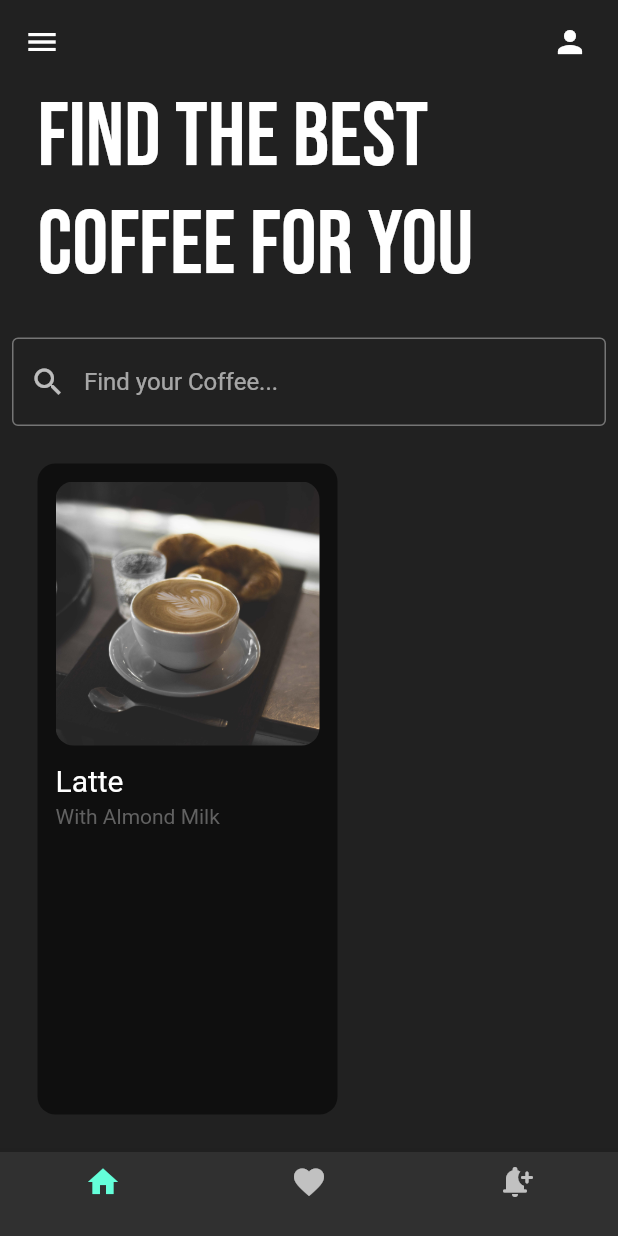
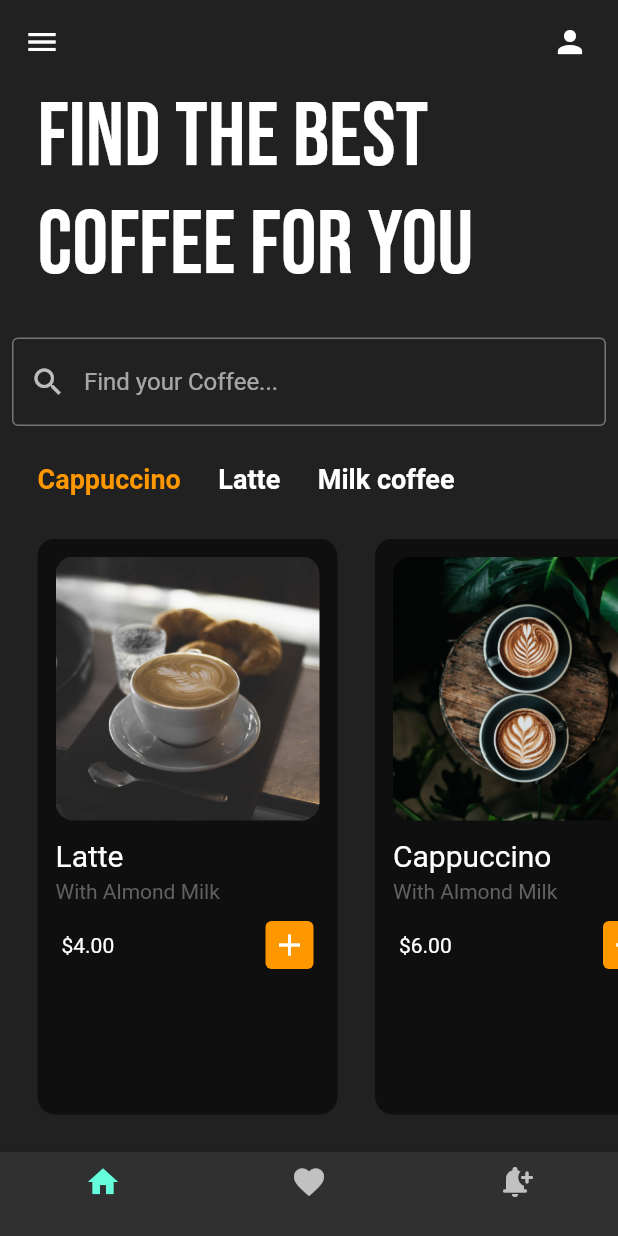
Before and after one commit to Jitesh117/coffee-app-ui, a Flutter app: the screen it shows after launch, on a phone screen of 412 x 824 dp. Run offline on Flutter 3.47's test engine with Material 2 defaults, Android fonts, the phone set to English and light mode, and no system bars; our stand-ins replace google_fonts.

Commit message:
Completed the UI

```diff
--- a/lib/home.dart
+++ b/lib/home.dart
@@ -1,4 +1,5 @@
 import 'package:coffee_ui/util/coffee_tile.dart';
+import 'package:coffee_ui/util/coffee_types.dart';
 import 'package:flutter/material.dart';
 import 'package:google_fonts/google_fonts.dart';
 
@@ -10,15 +11,42 @@ class HomePage extends StatefulWidget {
 }
 
 class _HomePageState extends State<HomePage> {
+  //list of coffe types
+
+  final List coffeeTypes = [
+    [
+      'Cappuccino',
+      true,
+    ],
+    [
+      'Latte',
+      false,
+    ],
+    [
+      'Milk coffee',
+      false,
+    ],
+  ];
+
+  //user tapped on coffee types
+  void coffeeTypeSelected(int index) {
+    setState(() {
+      for (int i = 0; i < coffeeTypes.length; i++) {
+        coffeeTypes[i][1] = false;
+      }
+      coffeeTypes[index][1] = true;
+    });
+  }
+
   @override
   Widget build(BuildContext context) {
     return Scaffold(
       backgroundColor: Colors.grey.shade900,
       appBar: AppBar(
         leading: Icon(Icons.menu),
-        actions: [
+        actions: const [
           Padding(
-            padding: const EdgeInsets.only(right: 20.0),
+            padding: EdgeInsets.only(right: 20.0),
             child: Icon(Icons.person),
           )
         ],
@@ -56,7 +84,7 @@ class _HomePageState extends State<HomePage> {
               // ),
             ),
           ),
-          SizedBox(
+          const SizedBox(
             height: 25,
           ),
           //Search Bar
@@ -74,16 +102,43 @@ class _HomePageState extends State<HomePage> {
                   hintText: 'Find your Coffee...'),
             ),
           ),
-          SizedBox(
+          const SizedBox(
             height: 25,
+          ),
+
+          // horizontal listview of coffee types
+          Container(
+            height: 50,
+            child: ListView.builder(
+              scrollDirection: Axis.horizontal,
+              itemCount: coffeeTypes.length,
+              itemBuilder: (BuildContext context, int index) {
+                return CoffeeType(
+                    coffeeType: coffeeTypes[index][0],
+                    isSelected: coffeeTypes[index][1],
+                    onTap: () => coffeeTypeSelected(index));
+              },
+            ),
           ),
 
           //horizontal listview of coffee tiles
           Expanded(
             child: ListView(
               scrollDirection: Axis.horizontal,
-              children: [
-                CoffeeTile()
+              children: const [
+                CoffeeTile(
+                  coffeImagePath: 'assets/coffetwo.jpg',
+                  coffeeName: 'Latte',
+                  coffeePrice: '\$4.00',
+                ),
+                CoffeeTile(
+                    coffeImagePath: 'assets/coffeone.jpg',
+                    coffeeName: 'Cappuccino',
+                    coffeePrice: '\$6.00'),
+                CoffeeTile(
+                    coffeImagePath: 'assets/coffethree.jpg',
+                    coffeeName: 'Milk Coffee',
+                    coffeePrice: '\$8.00')
               ],
             ),
           ),
--- a/lib/util/coffee_tile.dart
+++ b/lib/util/coffee_tile.dart
@@ -1,8 +1,15 @@
 import 'package:flutter/material.dart';
 
 class CoffeeTile extends StatelessWidget {
-  const CoffeeTile({Key? key}) : super(key: key);
-
+  const CoffeeTile({
+    Key? key,
+    required this.coffeImagePath,
+    required this.coffeeName,
+    required this.coffeePrice,
+  }) : super(key: key);
+  final String coffeImagePath;
+  final String coffeeName;
+  final String coffeePrice;
   @override
   Widget build(BuildContext context) {
     return Padding(
@@ -20,24 +27,41 @@ class CoffeeTile extends StatelessWidget {
           children: [
             ClipRRect(
               borderRadius: BorderRadius.circular(12),
-              child: Image.asset('assets/coffetwo.jpg'),
+              child: Image.asset(coffeImagePath),
             ),
             Padding(
               padding: const EdgeInsets.symmetric(vertical: 12.0),
               child: Column(
                 crossAxisAlignment: CrossAxisAlignment.start,
                 children: [
-                  Text(
-                    'Latte',
-                    style: TextStyle(fontSize: 20),
+                   Text(
+                    coffeeName,
+                    style:const TextStyle(fontSize: 20),
                   ),
-                  SizedBox(
+                  const SizedBox(
                     height: 4,
                   ),
                   Text(
                     'With Almond Milk',
                     style: TextStyle(color: Colors.grey.shade700),
                   )
+                ],
+              ),
+            ),
+            Padding(
+              padding: const EdgeInsets.symmetric(horizontal: 4.0),
+              child: Row(
+                mainAxisAlignment: MainAxisAlignment.spaceBetween,
+                children: [
+                  Text(coffeePrice),
+                  Container(
+                      padding: EdgeInsets.all(4),
+                      decoration: BoxDecoration(
+                          color: Colors.orange,
+                          borderRadius: BorderRadius.circular(4)),
+                      child: Icon(
+                        Icons.add,
+                      )),
                 ],
               ),
             )
--- /dev/null
+++ b/lib/util/coffee_types.dart
@@ -0,0 +1,30 @@
+import 'package:flutter/material.dart';
+
+class CoffeeType extends StatelessWidget {
+  const CoffeeType(
+      {Key? key,
+      required this.coffeeType,
+      required this.isSelected,
+      required this.onTap})
+      : super(key: key);
+  final String coffeeType;
+  final bool isSelected;
+  final VoidCallback onTap;
+  @override
+  Widget build(BuildContext context) {
+    return GestureDetector(
+      onTap: onTap,
+      child: Padding(
+        padding: const EdgeInsets.only(left: 25.0),
+        child: Text(
+          coffeeType,
+          style: TextStyle(
+            fontSize: 18,
+            fontWeight: FontWeight.bold,
+            color: isSelected ? Colors.orange : Colors.white,
+          ),
+        ),
+      ),
+    );
+  }
+}
```
